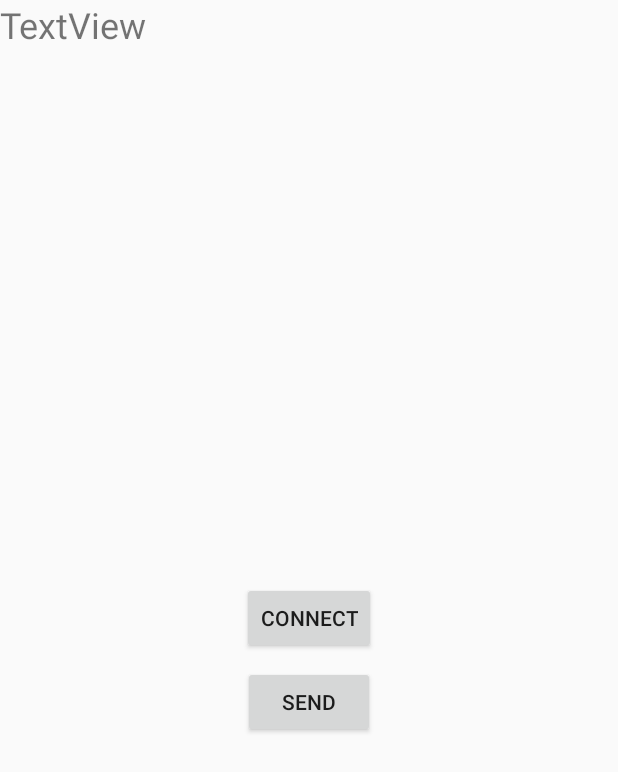
After one commit to osc9556/ROA, an Android app: the layout activity_bluetooth.xml on its own in the app's theme, with its tools: preview values and no code run, on a phone screen of 412 x 824 dp. The commit adds this screen. Shown: the top 772 px of the screen. Run offline under Robolectric (Android 15) with nearby library versions, the phone set to English and light mode, and no system bars; network calls fail.

Commit message:
Merge branch 'master' of C:\Users\quf56\AndroidStudioProjects\12 with conflicts.

```diff
--- a/app/build.gradle
+++ b/app/build.gradle
@@ -41,6 +41,6 @@ dependencies {
     implementation 'com.google.code.gson:gson:2.3.1'
     implementation 'com.android.volley:volley:1.1.1'
     provided 'org.jbundle.util.osgi.wrapped:org.jbundle.util.osgi.wrapped.org.apache.http.client:4.1.2'
-
+    implementation 'com.akexorcist:bluetoothspp:1.0.0'
 
 }
--- /dev/null
+++ b/app/src/main/java/com/example/project1/UserListAdapter.java
@@ -0,0 +1,4 @@
+package com.example.project1;
+
+public class UserListAdapter {
+}
--- /dev/null
+++ b/app/src/main/res/layout/activity_bluetooth.xml
@@ -0,0 +1,40 @@
+<?xml version="1.0" encoding="utf-8"?>
+<androidx.constraintlayout.widget.ConstraintLayout xmlns:android="http://schemas.android.com/apk/res/android"
+    xmlns:app="http://schemas.android.com/apk/res-auto"
+    xmlns:tools="http://schemas.android.com/tools"
+    android:layout_width="match_parent"
+    android:layout_height="match_parent"
+    tools:context=".MainActivity">
+
+    <Button
+        android:id="@+id/btnConnect"
+        android:layout_width="wrap_content"
+        android:layout_height="wrap_content"
+        android:text="Connect"
+        app:layout_constraintBottom_toBottomOf="parent"
+        app:layout_constraintLeft_toLeftOf="parent"
+        app:layout_constraintRight_toRightOf="parent"
+        app:layout_constraintTop_toTopOf="parent" />
+
+    <Button
+        android:id="@+id/btnSend"
+        android:layout_width="wrap_content"
+        android:layout_height="wrap_content"
+        android:layout_marginTop="8dp"
+        android:text="Send"
+        app:layout_constraintLeft_toLeftOf="parent"
+        app:layout_constraintRight_toRightOf="parent"
+        app:layout_constraintTop_toBottomOf="@+id/btnConnect" />
+
+    <TextView
+        android:id="@+id/distance"
+        android:layout_width="wrap_content"
+        android:layout_height="wrap_content"
+        android:text="TextView"
+        android:textSize="24sp"
+        tools:layout_editor_absoluteX="157dp"
+        tools:layout_editor_absoluteY="493dp"
+        tools:ignore="MissingConstraints" />
+
+
+</androidx.constraintlayout.widget.ConstraintLayout>
```
Also changed, not shown: app/src/main/AndroidManifest.xml (+5 -7 lines), app/src/main/java/com/example/project1/BluetoothActivity.java (added, +127 -0 lines), app/src/main/java/com/example/project1/MainActivity.java (+0 -7 lines), app/src/main/java/com/example/project1/MemberDTO.java (added, +70 -0 lines), app/src/main/java/com/example/project1/friendsActivity.java (added, +151 -0 lines), app/src/main/res/layout/activity_alarm.xml (+31 -0 lines).
